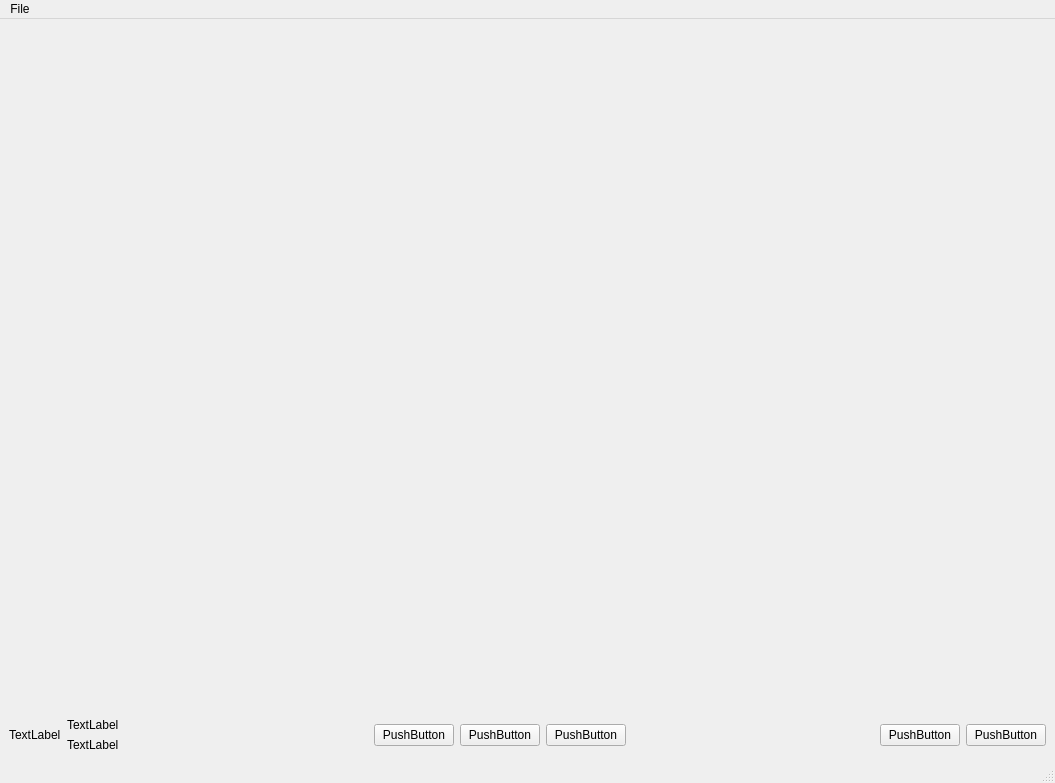
First picture: the form in mplr/views/mainwindow.ui, repository isaiahfuller/mediaplayer, before the edit.
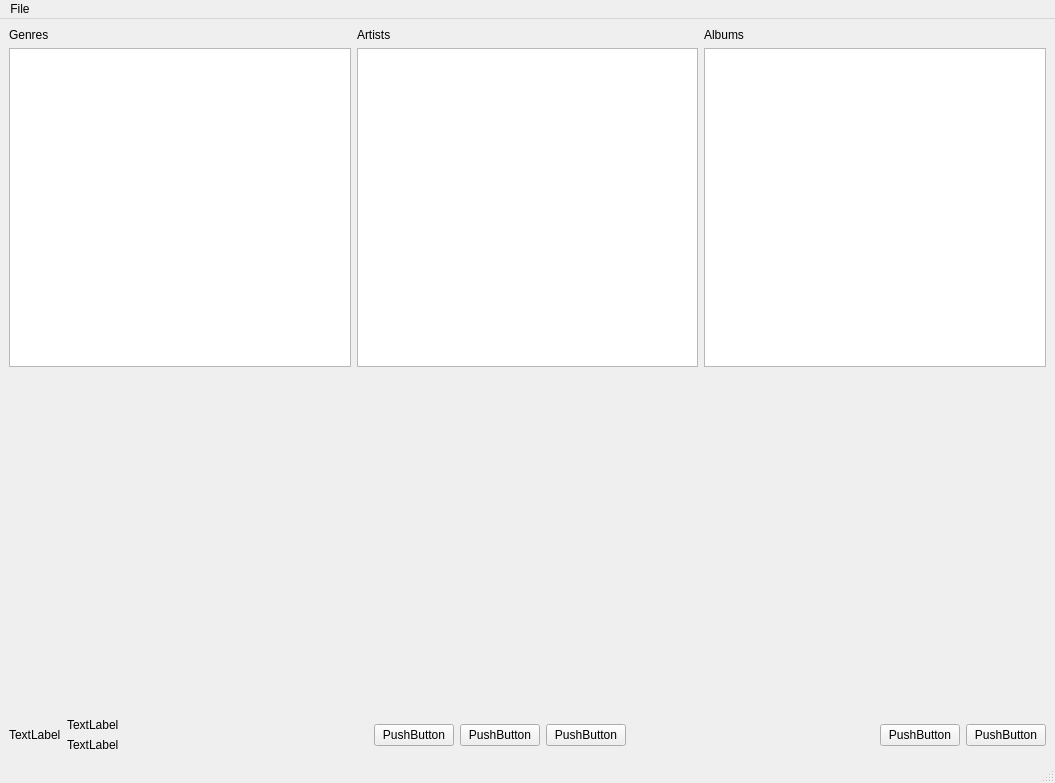
Second picture: the form after the edit.

Commit message: working login and saving server list

The edit to the form file:
```diff
--- a/mplr/views/mainwindow.ui
+++ b/mplr/views/mainwindow.ui
@@ -15,22 +15,12 @@
   </property>
   <widget class="QWidget" name="centralwidget">
    <layout class="QGridLayout" name="gridLayout_2">
-    <item row="0" column="0">
-     <widget class="QWidget" name="player" native="true">
-      <property name="sizePolicy">
-       <sizepolicy hsizetype="Preferred" vsizetype="Expanding">
-        <horstretch>0</horstretch>
-        <verstretch>0</verstretch>
-       </sizepolicy>
-      </property>
-     </widget>
-    </item>
-    <item row="1" column="0">
+    <item row="11" column="0">
      <layout class="QGridLayout" name="gridLayout">
       <item row="0" column="0">
        <layout class="QHBoxLayout" name="horizontalLayout">
         <item>
-         <widget class="QLabel" name="label">
+         <widget class="QLabel" name="player_label_art">
           <property name="text">
            <string>TextLabel</string>
           </property>
@@ -39,14 +29,14 @@
         <item>
          <layout class="QVBoxLayout" name="verticalLayout">
           <item>
-           <widget class="QLabel" name="label_2">
+           <widget class="QLabel" name="player_label_title">
             <property name="text">
              <string>TextLabel</string>
             </property>
            </widget>
           </item>
           <item>
-           <widget class="QLabel" name="label_3">
+           <widget class="QLabel" name="player_label_artist">
             <property name="text">
              <string>TextLabel</string>
             </property>
@@ -126,6 +116,56 @@
       </item>
      </layout>
     </item>
+    <item row="0" column="0">
+     <layout class="QGridLayout" name="gridLayout_3">
+      <property name="topMargin">
+       <number>0</number>
+      </property>
+      <property name="rightMargin">
+       <number>0</number>
+      </property>
+      <item row="0" column="0">
+       <widget class="QLabel" name="label">
+        <property name="text">
+         <string>Genres</string>
+        </property>
+       </widget>
+      </item>
+      <item row="0" column="1">
+       <widget class="QLabel" name="label_2">
+        <property name="text">
+         <string>Artists</string>
+        </property>
+       </widget>
+      </item>
+      <item row="0" column="2">
+       <widget class="QLabel" name="label_3">
+        <property name="text">
+         <string>Albums</string>
+        </property>
+       </widget>
+      </item>
+      <item row="1" column="0">
+       <widget class="QListWidget" name="filters_genre"/>
+      </item>
+      <item row="1" column="1">
+       <widget class="QListWidget" name="filters_artists"/>
+      </item>
+      <item row="1" column="2">
+       <widget class="QListWidget" name="filters_albums"/>
+      </item>
+     </layout>
+    </item>
+    <item row="10" column="0">
+     <widget class="QWidget" name="mpv_container" native="true">
+      <property name="sizePolicy">
+       <sizepolicy hsizetype="Preferred" vsizetype="Expanding">
+        <horstretch>0</horstretch>
+        <verstretch>0</verstretch>
+       </sizepolicy>
+      </property>
+     </widget>
+    </item>
    </layout>
   </widget>
   <widget class="QMenuBar" name="menubar">
```
Left out of the diff: 12 changed lines with no effect on the pictures. The commit also changes 10 other files.
